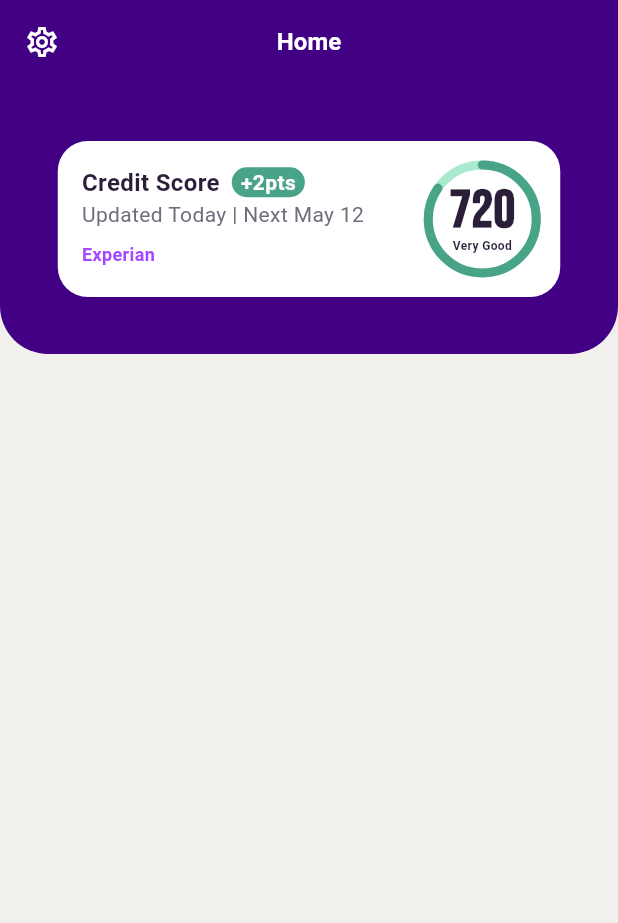
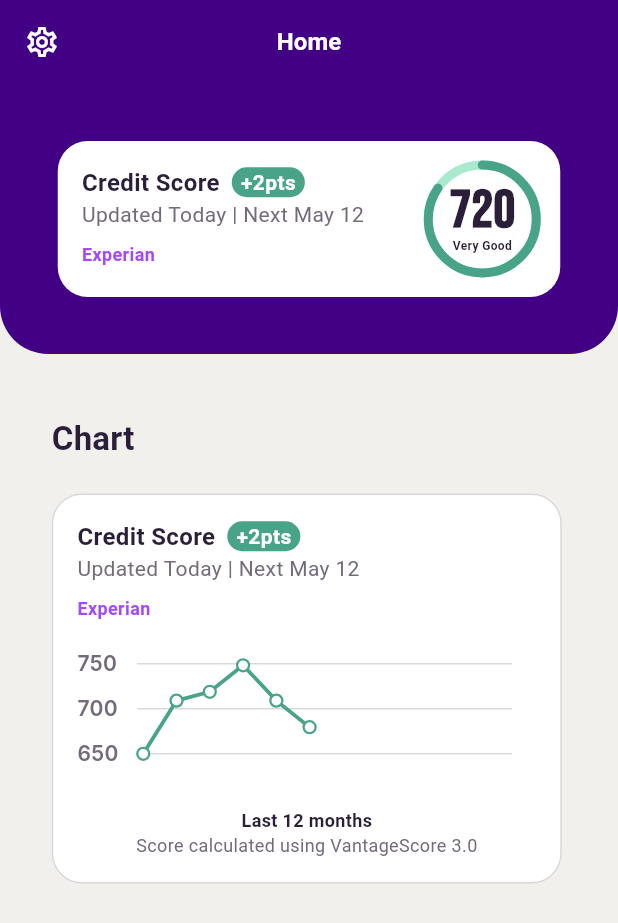
Before and after one commit to Jambdy/ava-assignment, a Flutter app: the screen it shows after launch, on a phone screen of 412 x 824 dp. Shown: the top 923 px of the screen. Run offline on Flutter 3.47's test engine with Material 3 defaults, Android fonts, the phone set to English and light mode, and no system bars; our stand-ins replace auto_route, flutter_riverpod, google_fonts, riverpod_annotation; generated files the repository leaves out were written again; Roboto replaces fonts that are missing (At Hauss).

Commit message:
add credit history card

```diff
--- a/lib/data/repositories/credit_score_repository.dart
+++ b/lib/data/repositories/credit_score_repository.dart
@@ -6,8 +6,7 @@ import '../../models/credit_score.dart';
 part 'credit_score_repository.g.dart';
 
 @riverpod
-CreditScoreRepository creditScoreRepository(Ref ref) =>
-    CreditScoreRepository();
+CreditScoreRepository creditScoreRepository(Ref ref) => CreditScoreRepository();
 
 class CreditScoreRepository {
   Future<CreditScore> getCreditScore() async {
@@ -20,13 +19,25 @@ class CreditScoreRepository {
       scoreHistory: [
         ScoreEntry(
           score: 650,
-          date: DateTime.now().subtract(const Duration(days: 60)),
+          date: DateTime.now().subtract(const Duration(days: 10)),
         ),
         ScoreEntry(
           score: 710,
-          date: DateTime.now().subtract(const Duration(days: 30)),
+          date: DateTime.now().subtract(const Duration(days: 9)),
         ),
-        ScoreEntry(score: 720, date: DateTime.now()),
+        ScoreEntry(
+          score: 720,
+          date: DateTime.now().subtract(const Duration(days: 8)),
+        ),
+        ScoreEntry(
+          score: 750,
+          date: DateTime.now().subtract(const Duration(days: 7)),
+        ),
+        ScoreEntry(
+          score: 710,
+          date: DateTime.now().subtract(const Duration(days: 6)),
+        ),
+        ScoreEntry(score: 680, date: DateTime.now()),
       ],
       creditAgency: 'Experian',
       creditFactors: [
--- a/lib/ui/home/state/home_state.dart
+++ b/lib/ui/home/state/home_state.dart
@@ -3,9 +3,29 @@ import '../../../models/credit_score.dart';
 class HomeState {
   final CreditScore creditScore;
   final String creditScoreStatus;
+  final CreditScoreGraphData creditScoreGraphData;
 
   HomeState({
     required this.creditScore,
     required this.creditScoreStatus,
+    required this.creditScoreGraphData,
   });
 }
+
+class CreditScoreGraphData {
+  final List<double> data;
+  final int minScore;
+  final int maxScore;
+  final int midScore;
+  final Duration duration;
+  final int maxIntervals;
+
+  CreditScoreGraphData({
+    required this.data,
+    required this.minScore,
+    required this.maxScore,
+    required this.midScore,
+    required this.duration,
+    required this.maxIntervals,
+  });
+}
--- /dev/null
+++ b/lib/ui/home/widgets/credit_history_card.dart
@@ -0,0 +1,64 @@
+import 'package:flutter/material.dart';
+
+import '../../core/themes/color.dart';
+import '../../core/themes/theme.dart';
+import '../../core/widgets/ava_card.dart';
+import '../state/home_state.dart';
+import 'credit_history_chart.dart';
+import 'credit_score_status.dart';
+
+class CreditHistoryCard extends StatelessWidget {
+  const CreditHistoryCard({
+    super.key,
+    required this.scoreChange,
+    required this.lastUpdated,
+    required this.nextUpdate,
+    required this.creditAgency,
+    required this.creditScoreGraphData,
+  });
+
+  final int scoreChange;
+  final String lastUpdated;
+  final String nextUpdate;
+  final String creditAgency;
+  final CreditScoreGraphData creditScoreGraphData;
+
+  @override
+  Widget build(BuildContext context) {
+    return AvaCard(
+      height: 260,
+      width: 340,
+      child: Column(
+        mainAxisAlignment: MainAxisAlignment.spaceBetween,
+        crossAxisAlignment: CrossAxisAlignment.start,
+        children: [
+          CreditScoreStatus(
+            scoreChange: scoreChange,
+            lastUpdated: lastUpdated,
+            nextUpdate: nextUpdate,
+            creditAgency: creditAgency,
+          ),
+          SizedBox(
+            height: 97,
+            child: CreditHistoryChart(
+              creditScoreGraphData: creditScoreGraphData,
+            ),
+          ),
+          Center(
+            child: Column(
+              children: [
+                Text('Last 12 months', style: AppTheme.overlineEmphasis),
+                Text(
+                  'Score calculated using VantageScore 3.0',
+                  style: AppTheme.overlineRegular.copyWith(
+                    color: AppColors.textLight,
+                  ),
+                ),
+              ],
+            ),
+          ),
+        ],
+      ),
+    );
+  }
+}
--- /dev/null
+++ b/lib/ui/home/widgets/credit_history_chart.dart
@@ -0,0 +1,179 @@
+import 'package:flutter/material.dart';
+
+import '../../core/themes/color.dart';
+import '../../core/themes/theme.dart';
+import '../state/home_state.dart';
+
+class CreditHistoryChart extends StatefulWidget {
+  const CreditHistoryChart({super.key, required this.creditScoreGraphData});
+
+  final CreditScoreGraphData creditScoreGraphData;
+
+  @override
+  CreditHistoryChartState createState() => CreditHistoryChartState();
+}
+
+class CreditHistoryChartState extends State<CreditHistoryChart>
+    with SingleTickerProviderStateMixin {
+  late final AnimationController _ctrl;
+  late final Animation<double> _anim;
+
+  @override
+  void initState() {
+    super.initState();
+    _ctrl = AnimationController(
+      vsync: this,
+      duration: widget.creditScoreGraphData.duration,
+    )..forward();
+    _anim = CurvedAnimation(parent: _ctrl, curve: Curves.linear);
+  }
+
+  @override
+  void dispose() {
+    _ctrl.dispose();
+    super.dispose();
+  }
+
+  @override
+  Widget build(BuildContext context) {
+    return Stack(
+      children: [
+        Column(
+          children:
+              [
+                    widget.creditScoreGraphData.maxScore,
+                    widget.creditScoreGraphData.midScore,
+                    widget.creditScoreGraphData.minScore,
+                  ]
+                  .map(
+                    (e) => SizedBox(
+                      height: 30,
+                      child: Row(
+                        children: [
+                          Container(
+                            width: 40,
+                            padding: const EdgeInsets.only(right: 8.0),
+                            child: Text(
+                              e.toString(),
+                              style: AppTheme.graphSmall,
+                            ),
+                          ),
+                          Container(
+                            height: 1,
+                            width: 250,
+                            color: Theme.of(context).colorScheme.outline,
+                          ),
+                        ],
+                      ),
+                    ),
+                  )
+                  .toList(),
+        ),
+        Padding(
+          padding: const EdgeInsets.fromLTRB(44.0, 16.0, 18.0, 22.0),
+          child: AnimatedBuilder(
+            animation: _anim,
+            builder: (_, __) {
+              return CustomPaint(
+                size: Size.infinite,
+                painter: _LineChartPainter(
+                  data: widget.creditScoreGraphData.data,
+                  progress: _anim.value,
+                  color: Theme.of(context).colorScheme.secondary,
+                ),
+              );
+            },
+          ),
+        ),
+      ],
+    );
+  }
+}
+
+class _LineChartPainter extends CustomPainter {
+  final List<double> data;
+  final double progress;
+  final Color color;
+  final double strokeWidth = 2.5;
+  final double dotRadius = 4;
+
+  _LineChartPainter({
+    required this.data,
+    required this.progress,
+    required this.color,
+  });
+
+  @override
+  void paint(Canvas canvas, Size size) {
+    if (data.isEmpty) return;
+
+    final paintLine =
+        Paint()
+          ..style = PaintingStyle.stroke
+          ..strokeWidth = strokeWidth
+          ..color = color
+          ..strokeCap = StrokeCap.round;
+
+    final paintDot =
+        Paint()
+          ..style = PaintingStyle.fill
+          ..color = AppColors.bgWhite
+          ..strokeWidth = 1.5;
+
+    final paintDotBorder =
+        Paint()
+          ..style = PaintingStyle.stroke
+          ..strokeWidth = 1.5
+          ..color = color;
+
+    // Build our full list of points
+    final bucketWidth = size.width / 11;
+    List<Offset> points = List.generate(data.length, (i) {
+      final dx = bucketWidth * i;
+      final dy = size.height * (1 - data[i].clamp(0.0, 1.0));
+      return Offset(dx, dy);
+    });
+
+    // How many points to fully draw, plus a partial segment fraction
+    final total = (data.length - 1) * progress;
+    final fullCount = total.floor(); // number of full segments
+    final segmentFrac = total - fullCount; // partial segment [0..1)
+
+    // Build path
+    Path path = Path()..moveTo(points[0].dx, points[0].dy);
+    for (int i = 1; i <= fullCount; i++) {
+      path.lineTo(points[i].dx, points[i].dy);
+    }
+    // partial next segment?
+    if (fullCount < data.length - 1) {
+      final a = points[fullCount];
+      final b = points[fullCount + 1];
+      final dx = a.dx + (b.dx - a.dx) * segmentFrac;
+      final dy = a.dy + (b.dy - a.dy) * segmentFrac;
+      path.lineTo(dx, dy);
+    }
+
+    // draw the line
+    canvas.drawPath(path, paintLine);
+
+    // draw the dots for each fully-revealed point
+    for (int i = 0; i <= fullCount; i++) {
+      canvas.drawCircle(points[i], dotRadius, paintDot);
+      canvas.drawCircle(points[i], dotRadius, paintDotBorder);
+    }
+    // draw the partial dot
+    if (fullCount < data.length - 1 && segmentFrac > 0) {
+      final a = points[fullCount];
+      final b = points[fullCount + 1];
+      final dx = a.dx + (b.dx - a.dx) * segmentFrac;
+      final dy = a.dy + (b.dy - a.dy) * segmentFrac;
+      final pt = Offset(dx, dy);
+      canvas.drawCircle(pt, dotRadius, paintDot);
+      canvas.drawCircle(pt, dotRadius, paintDotBorder);
+    }
+  }
+
+  @override
+  bool shouldRepaint(covariant _LineChartPainter old) =>
+      old.progress != progress || old.data != data;
+}
--- a/lib/ui/home/widgets/home_screen.dart
+++ b/lib/ui/home/widgets/home_screen.dart
@@ -3,8 +3,8 @@ import 'package:flutter/material.dart';
 import 'package:flutter_riverpod/flutter_riverpod.dart';
 
 import '../view_models/home_viewmodel.dart';
+import 'credit_history_card.dart';
 import 'credit_score_card.dart';
-
 
 @RoutePage()
 class HomeScreen extends ConsumerWidget {
@@ -41,14 +41,44 @@ class HomeScreen extends ConsumerWidget {
                       bottomRight: Radius.circular(32),
                     ),
                   ),
-                  child: Center(child: CreditScoreCard(
+                  child: Center(
+                    child: CreditScoreCard(
                       currentScore: data.creditScore.currentScore,
                       creditScoreStatus: data.creditScoreStatus,
                       scoreChange: data.creditScore.scoreChange,
                       lastUpdated: data.creditScore.lastUpdated,
                       nextUpdate: data.creditScore.nextUpdate,
                       creditAgency: data.creditScore.creditAgency,
-                  )),
+                    ),
+                  ),
+                ),
+                Center(
+                  child: Container(
+                    width: 375,
+                    padding: const EdgeInsets.symmetric(horizontal: 16.0),
+                    child: Column(
+                      crossAxisAlignment: CrossAxisAlignment.start,
+                      children: [
+                        Padding(
+                          padding: const EdgeInsets.only(
+                            top: 40.0,
+                            bottom: 20.0,
+                          ),
+                          child: Text(
+                            'Chart',
+                            style: Theme.of(context).textTheme.titleMedium,
+                          ),
+                        ),
+                        CreditHistoryCard(
+                          scoreChange: data.creditScore.scoreChange,
+                          lastUpdated: data.creditScore.lastUpdated,
+                          nextUpdate: data.creditScore.nextUpdate,
+                          creditAgency: data.creditScore.creditAgency,
+                          creditScoreGraphData: data.creditScoreGraphData,
+                        ),
+                      ],
+                    ),
+                  ),
                 ),
               ],
             ),
```
Also changed, not shown: lib/ui/home/view_models/home_viewmodel.dart (+42 -0 lines). Lines whose indentation alone changed are shown as unchanged.
